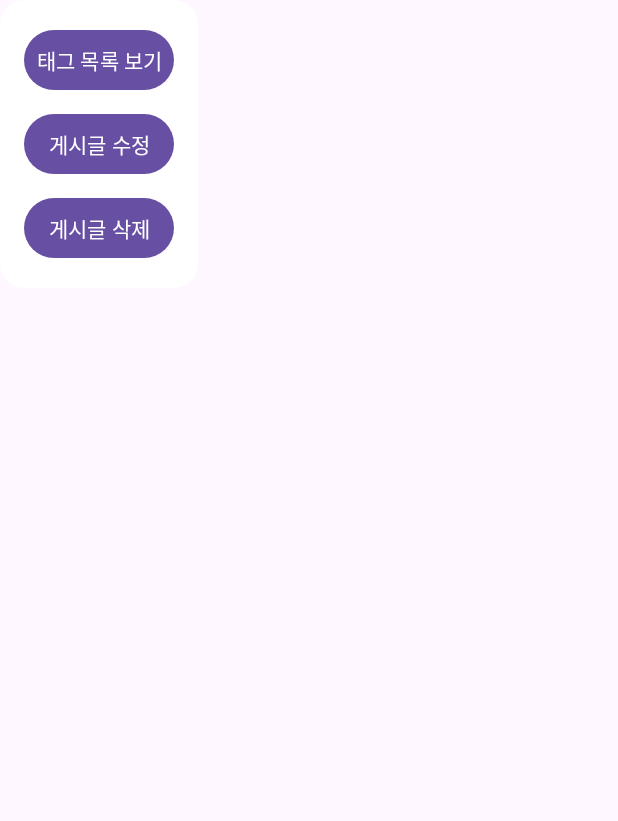
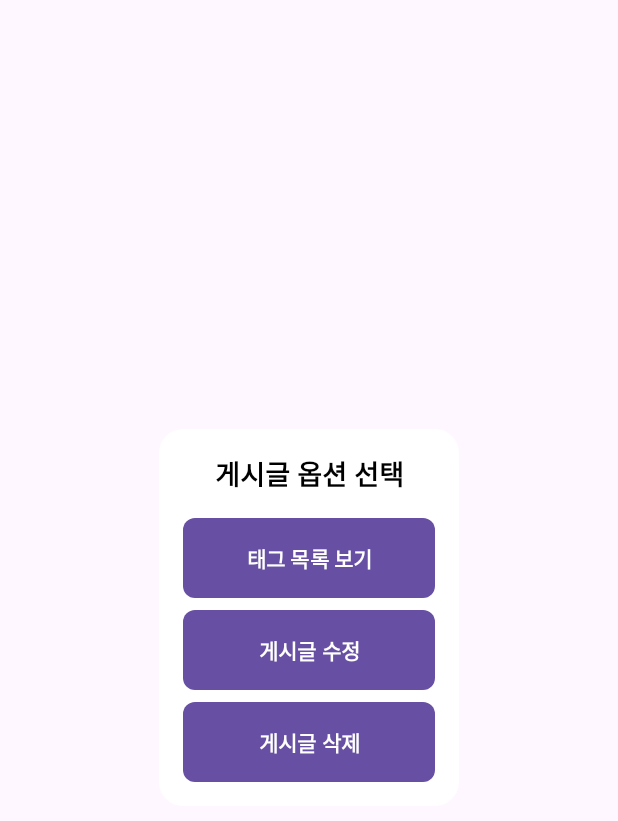
Before and after one commit to RAEHOON/Deskterior002, an Android app: the layout activity_mini_menu_dialog.xml on its own in the app's theme, with its tools: preview values and no code run, on a phone screen of 412 x 824 dp. Shown: the top 821 px of the screen. Run offline under Robolectric (Android 15) with nearby library versions, the phone set to English and light mode, and no system bars.

Commit message:
데스크테리어 새로운버전 - 게시글 다이어로그 수정

```diff
--- /dev/null
+++ b/app/src/main/res/drawable/button_background.xml
@@ -0,0 +1,15 @@
+<?xml version="1.0" encoding="utf-8"?>
+<selector xmlns:android="http://schemas.android.com/apk/res/android">
+    <item android:state_pressed="true">
+        <shape>
+            <solid android:color="#FF6200EE" />
+            <corners android:radius="8dp" />
+        </shape>
+    </item>
+    <item>
+        <shape>
+            <solid android:color="#FF3700B3" />
+            <corners android:radius="8dp" />
+        </shape>
+    </item>
+</selector>
--- a/app/src/main/res/layout/activity_mini_menu_dialog.xml
+++ b/app/src/main/res/layout/activity_mini_menu_dialog.xml
@@ -1,34 +1,57 @@
 <?xml version="1.0" encoding="utf-8"?>
 <LinearLayout xmlns:android="http://schemas.android.com/apk/res/android"
-    android:layout_width="wrap_content"
+    android:layout_width="200dp"
     android:layout_height="wrap_content"
     android:orientation="vertical"
     android:padding="16dp"
-    android:background="@drawable/dialog_background">
+    android:background="@drawable/dialog_background"
+    android:layout_gravity="center">
 
+    <!-- 제목 -->
+    <TextView
+        android:id="@+id/dialog_title"
+        android:layout_width="match_parent"
+        android:layout_height="wrap_content"
+        android:text="게시글 옵션 선택"
+        android:textSize="18sp"
+        android:textStyle="bold"
+        android:gravity="center"
+        android:paddingBottom="16dp"
+        android:textColor="@android:color/black" />
 
+    <!-- 태그 보기 버튼 -->
     <Button
         android:id="@+id/btn_show_tags"
         android:layout_width="match_parent"
         android:layout_height="wrap_content"
         android:text="태그 목록 보기"
-        android:padding="8dp" />
+        android:padding="12dp"
+        android:background="@drawable/button_background"
+        android:textColor="@android:color/white"
+        android:textStyle="bold"
+        android:layout_marginBottom="8dp" />
 
-
+    <!-- 게시글 수정 버튼 -->
     <Button
         android:id="@+id/btn_edit_post"
         android:layout_width="match_parent"
         android:layout_height="wrap_content"
         android:text="게시글 수정"
-        android:padding="8dp"
-        android:layout_marginTop="8dp" />
+        android:padding="12dp"
+        android:background="@drawable/button_background"
+        android:textColor="@android:color/white"
+        android:textStyle="bold"
+        android:layout_marginBottom="8dp" />
 
-
+    <!-- 게시글 삭제 버튼 -->
     <Button
         android:id="@+id/btn_delete_post"
         android:layout_width="match_parent"
         android:layout_height="wrap_content"
         android:text="게시글 삭제"
-        android:padding="8dp"
-        android:layout_marginTop="8dp" />
+        android:padding="12dp"
+        android:background="@drawable/button_background"
+        android:textColor="@android:color/white"
+        android:textStyle="bold" />
+
 </LinearLayout>
```
